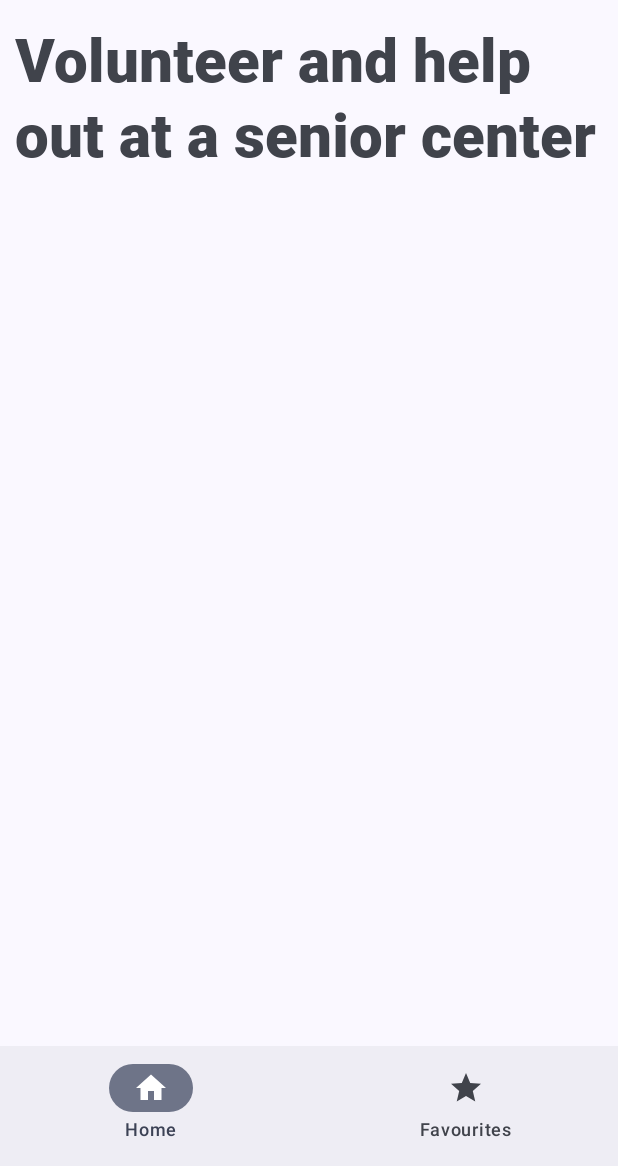
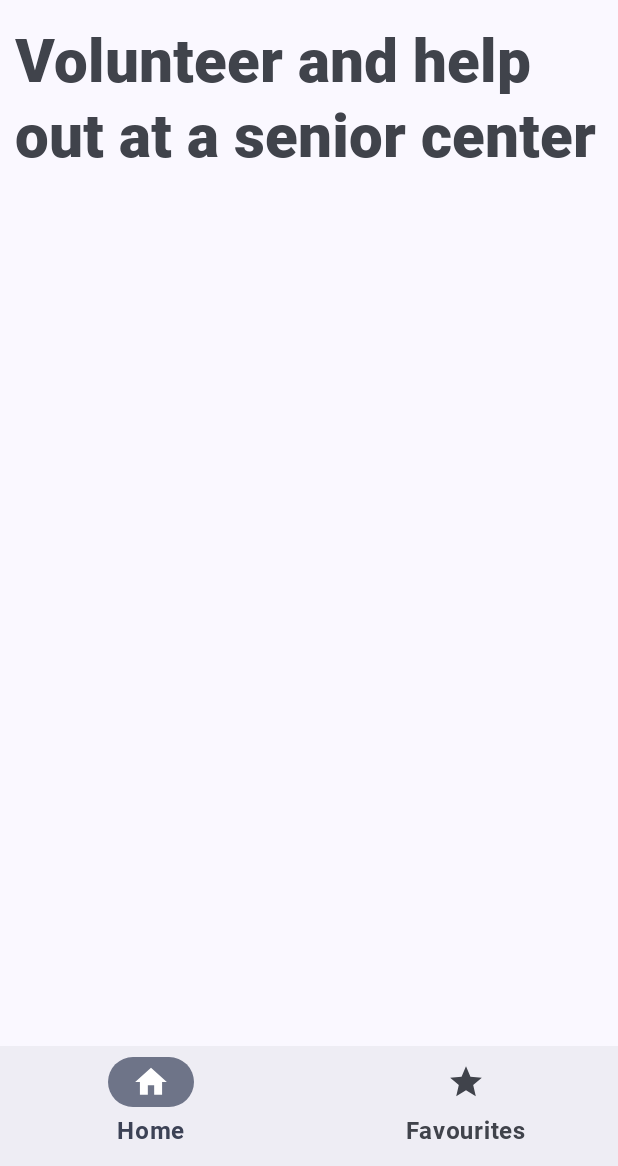
Before and after one commit to NickKoepr/Bored, an Android app built with Jetpack Compose: the screen it shows after launch (MainActivity), on a phone screen of 412 x 824 dp, the part 70-1236 px from its top. Run offline under Robolectric (Android 15) with nearby library versions, the phone set to English and light mode, and no system bars.

Commit message:
Made bottom bar icons a little bit bigger and changed the bottom bar text style.

```diff
--- a/app/src/main/java/nl/nickkoepr/bored/ui/BoredApp.kt
+++ b/app/src/main/java/nl/nickkoepr/bored/ui/BoredApp.kt
@@ -2,6 +2,7 @@ package nl.nickkoepr.bored.ui
 
 import androidx.annotation.StringRes
 import androidx.compose.foundation.layout.padding
+import androidx.compose.foundation.layout.size
 import androidx.compose.material3.CenterAlignedTopAppBar
 import androidx.compose.material3.ExperimentalMaterial3Api
 import androidx.compose.material3.Icon
@@ -117,6 +118,7 @@ fun BottomBar(
                 onClick = { onSelect(selectedScreen) },
                 icon = {
                     Icon(
+                        modifier = Modifier.size(25.dp),
                         painter = painterResource(id = selectedScreen.navigationIcon),
                         contentDescription = null
                     )
--- a/app/src/main/java/nl/nickkoepr/bored/ui/theme/Type.kt
+++ b/app/src/main/java/nl/nickkoepr/bored/ui/theme/Type.kt
@@ -19,6 +19,11 @@ private val robotoFontFamily = FontFamily(
         R.font.roboto_medium,
         weight = FontWeight.Medium,
         style = FontStyle.Normal
+    ),
+    Font(
+        R.font.roboto_bold,
+        weight = FontWeight.Bold,
+        style = FontStyle.Normal
     )
 )
 
@@ -35,5 +40,10 @@ val Typography = Typography(
         fontStyle = FontStyle.Normal,
         fontSize = 40.sp,
         lineHeight = 50.sp
+    ),
+    labelMedium = TextStyle(
+        fontFamily = robotoFontFamily,
+        fontWeight = FontWeight.Bold,
+        fontStyle = FontStyle.Normal
     )
 )
```
